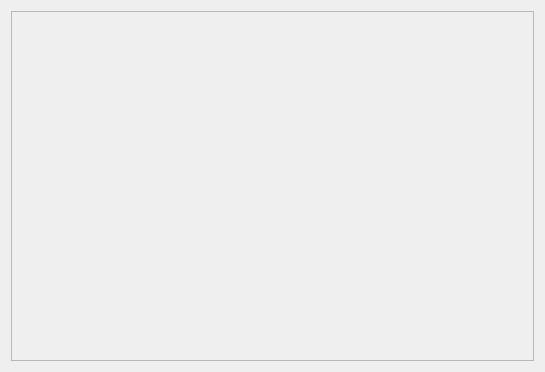
The window that src/ImageWidget.ui (Ovilia/PIP) describes before a commit, drawn with Qt 5.
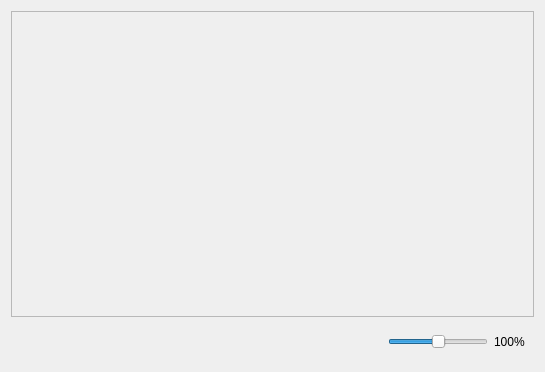
The same window after the commit.

Commit message: I spent the whole night debugging, only to find some binary image became green-white

Patch:
```diff
--- a/src/ImageWidget.ui
+++ b/src/ImageWidget.ui
@@ -10,10 +10,70 @@
     <height>372</height>
    </rect>
   </property>
+  <property name="sizePolicy">
+   <sizepolicy hsizetype="Minimum" vsizetype="Minimum">
+    <horstretch>0</horstretch>
+    <verstretch>0</verstretch>
+   </sizepolicy>
+  </property>
   <property name="windowTitle">
    <string>Form</string>
   </property>
   <layout class="QGridLayout" name="gridLayout">
+   <item row="1" column="0">
+    <widget class="QWidget" name="widget" native="true">
+     <layout class="QHBoxLayout" name="horizontalLayout">
+      <item>
+       <spacer name="horizontalSpacer">
+        <property name="orientation">
+         <enum>Qt::Horizontal</enum>
+        </property>
+        <property name="sizeHint" stdset="0">
+         <size>
+          <width>40</width>
+          <height>20</height>
+         </size>
+        </property>
+       </spacer>
+      </item>
+      <item>
+       <widget class="QSlider" name="horizontalSlider">
+        <property name="sizePolicy">
+         <sizepolicy hsizetype="Minimum" vsizetype="Fixed">
+          <horstretch>0</horstretch>
+          <verstretch>0</verstretch>
+         </sizepolicy>
+        </property>
+        <property name="minimumSize">
+         <size>
+          <width>100</width>
+          <height>0</height>
+         </size>
+        </property>
+        <property name="maximum">
+         <number>200</number>
+        </property>
+        <property name="pageStep">
+         <number>20</number>
+        </property>
+        <property name="sliderPosition">
+         <number>100</number>
+        </property>
+        <property name="orientation">
+         <enum>Qt::Horizontal</enum>
+        </property>
+       </widget>
+      </item>
+      <item>
+       <widget class="QLabel" name="scaleLabel">
+        <property name="text">
+         <string>100%</string>
+        </property>
+       </widget>
+      </item>
+     </layout>
+    </widget>
+   </item>
    <item row="0" column="0">
     <widget class="QScrollArea" name="scrollArea">
      <property name="widgetResizable">
@@ -25,12 +85,18 @@
         <x>0</x>
         <y>0</y>
         <width>525</width>
-        <height>352</height>
+        <height>308</height>
        </rect>
       </property>
-      <layout class="QGridLayout" name="gridLayout_2">
-       <item row="0" column="0">
+      <layout class="QVBoxLayout" name="verticalLayout">
+       <item>
         <widget class="QLabel" name="imageLabel">
+         <property name="sizePolicy">
+          <sizepolicy hsizetype="Expanding" vsizetype="Preferred">
+           <horstretch>0</horstretch>
+           <verstretch>0</verstretch>
+          </sizepolicy>
+         </property>
          <property name="text">
           <string/>
          </property>
```
Left out of the diff: 15 changed lines with no effect on the pictures. The commit also changes 11 other files.
